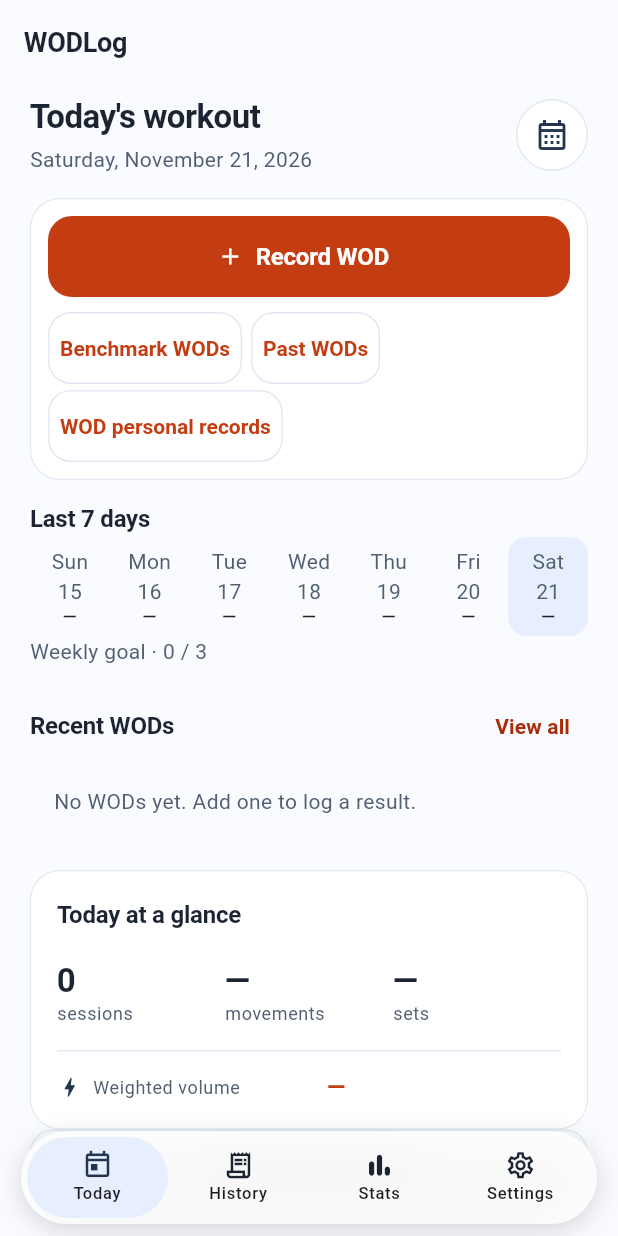
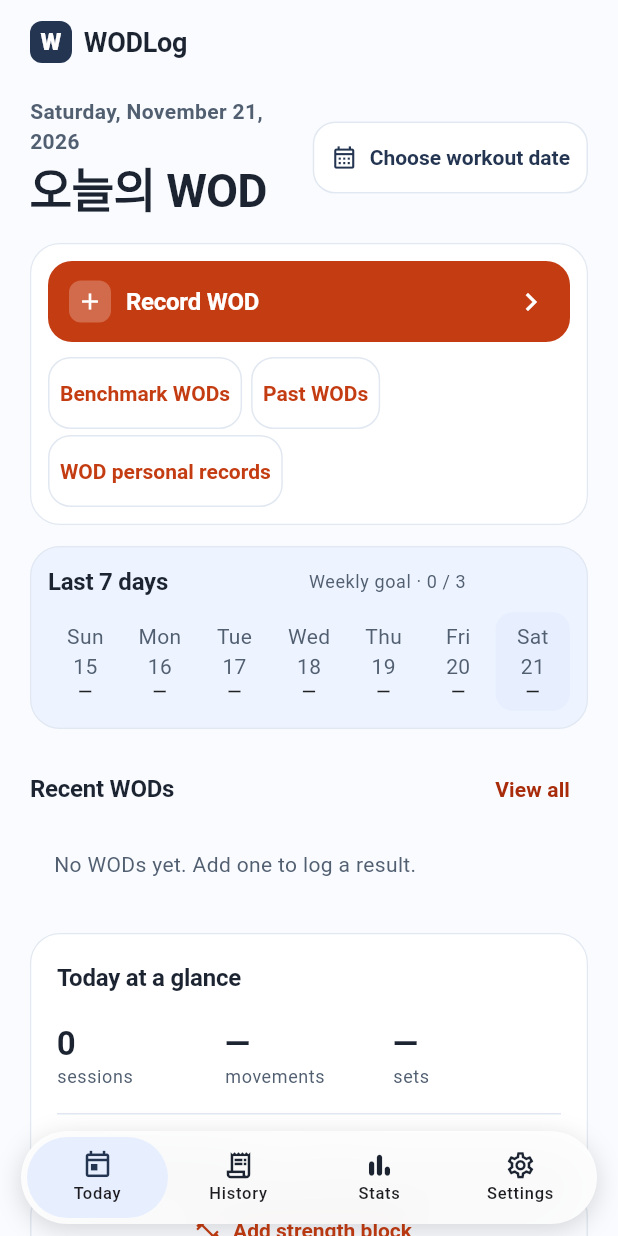
Before and after one commit to rsy-dev/WODLog, a Flutter app: the screen it shows after launch, on a phone screen of 412 x 824 dp. Run offline on Flutter 3.47's test engine with Material 3 defaults, Android fonts, the phone set to English and light mode, and no system bars; our stand-ins replace drift, flutter_riverpod, go_router, shared_preferences; accounts and stored records are empty; generated files the repository leaves out were written again.

Commit message:
Refine WODLog home layout for issue 37
Refs #37. Add mockup-aligned brand header, compact date control, orange recording action, and ice-blue weekly activity card.

Verified flutter analyze --no-pub and English narrow-phone UI test; remaining Korean large-text shortcut test is failing.

```diff
--- a/lib/features/workout/presentation/today_screen.dart
+++ b/lib/features/workout/presentation/today_screen.dart
@@ -71,7 +71,32 @@ class _TodayScreenState extends ConsumerState<TodayScreen> {
     );
 
     return Scaffold(
-      appBar: AppBar(title: const Text('WODLog')),
+      appBar: AppBar(
+        titleSpacing: 20,
+        title: Row(
+          children: [
+            Container(
+              width: 28,
+              height: 28,
+              alignment: Alignment.center,
+              decoration: BoxDecoration(
+                color: WodLogColors.navy,
+                borderRadius: BorderRadius.circular(8),
+              ),
+              child: const Text(
+                'W',
+                style: TextStyle(
+                  color: Colors.white,
+                  fontWeight: FontWeight.w900,
+                  fontSize: 16,
+                ),
+              ),
+            ),
+            const SizedBox(width: 8),
+            const Text('WODLog'),
+          ],
+        ),
+      ),
       body: SafeArea(
         bottom: false,
         child: ListView(
@@ -89,29 +114,36 @@ class _TodayScreenState extends ConsumerState<TodayScreen> {
                     crossAxisAlignment: CrossAxisAlignment.start,
                     children: [
                       Text(
-                        isToday ? l10n.todayWorkout : l10n.workoutLog,
-                        style: Theme.of(context).textTheme.headlineSmall
-                            ?.copyWith(fontWeight: FontWeight.bold),
-                      ),
-                      const SizedBox(height: 4),
-                      Text(
                         l10n.workoutDate(
                           _formatDisplayDate(_selectedDate, context),
                         ),
-                        style: Theme.of(context).textTheme.bodyMedium,
+                        style: Theme.of(context).textTheme.bodyMedium
+                            ?.copyWith(fontWeight: FontWeight.w700),
+                      ),
+                      const SizedBox(height: 2),
+                      Text(
+                        isToday ? '오늘의 WOD' : l10n.workoutLog,
+                        style: Theme.of(context).textTheme.headlineMedium
+                            ?.copyWith(fontSize: 31),
                       ),
                     ],
                   ),
                 ),
-                IconButton.outlined(
-                  style: IconButton.styleFrom(
+                Tooltip(
+                  message: l10n.chooseDate,
+                  child: OutlinedButton.icon(
+                    style: OutlinedButton.styleFrom(
                       backgroundColor: WodLogColors.surface,
                       foregroundColor: WodLogColors.navy,
                       minimumSize: const Size(48, 48),
+                      padding: const EdgeInsets.symmetric(horizontal: 12),
                     ),
-                  tooltip: l10n.chooseDate,
                     onPressed: _chooseDate,
-                  icon: const Icon(Icons.calendar_month_outlined),
+                    icon: const Icon(Icons.calendar_month_outlined, size: 18),
+                    label: MediaQuery.sizeOf(context).width < 360
+                        ? const SizedBox.shrink()
+                        : Text(l10n.chooseDate),
+                  ),
                 ),
               ],
             ),
@@ -123,10 +155,31 @@ class _TodayScreenState extends ConsumerState<TodayScreen> {
                 child: Column(
                   crossAxisAlignment: CrossAxisAlignment.stretch,
                   children: [
-                    FilledButton.icon(
+                    FilledButton(
+                      style: FilledButton.styleFrom(
+                        backgroundColor: WodLogColors.accent,
+                        foregroundColor: Colors.white,
+                        alignment: Alignment.centerLeft,
+                        padding: const EdgeInsets.symmetric(horizontal: 14),
+                      ),
                       onPressed: _startWorkout,
-                      icon: const Icon(Icons.add),
-                      label: Text(l10n.recordWod),
+                      child: Row(
+                        children: [
+                          Container(
+                            width: 28,
+                            height: 28,
+                            alignment: Alignment.center,
+                            decoration: BoxDecoration(
+                              color: Colors.white24,
+                              borderRadius: BorderRadius.circular(8),
+                            ),
+                            child: const Icon(Icons.add),
+                          ),
+                          const SizedBox(width: 10),
+                          Expanded(child: Text(l10n.recordWod)),
+                          const Icon(Icons.chevron_right, size: 24),
+                        ],
+                      ),
                     ),
                     const SizedBox(height: 10),
                     LayoutBuilder(
@@ -196,22 +249,47 @@ class _TodayScreenState extends ConsumerState<TodayScreen> {
               ),
             ),
             const SizedBox(height: 14),
-            Text(
+            Card(
+              color: WodLogColors.blueSurface,
+              child: Padding(
+                padding: const EdgeInsets.all(12),
+                child: Column(
+                  children: [
+                    Row(
+                      children: [
+                        Expanded(
+                          child: Text(
                             l10n.lastSevenDays,
                             style: Theme.of(context).textTheme.titleMedium,
                           ),
-            Row(
-              children: [
-                for (final date in dates)
-                  Expanded(child: _dayChip(context, date, days, locale)),
-              ],
                         ),
-            Text(
+                        Flexible(
+                          child: Text(
                             [
                               l10n.weeklyGoal,
                               if (activityReady && goal != null)
                                 '${number.format(days.length)} / ${number.format(goal)}',
                             ].join(' · '),
+                            textAlign: TextAlign.end,
+                            maxLines: 2,
+                            overflow: TextOverflow.ellipsis,
+                            style: Theme.of(context).textTheme.bodySmall,
+                          ),
+                        ),
+                      ],
+                    ),
+                    const SizedBox(height: 8),
+                    Row(
+                      children: [
+                        for (final date in dates)
+                          Expanded(
+                            child: _dayChip(context, date, days, locale),
+                          ),
+                      ],
+                    ),
+                  ],
+                ),
+              ),
             ),
             const SizedBox(height: 16),
             Row(
```
Lines whose indentation alone changed are shown as unchanged.
